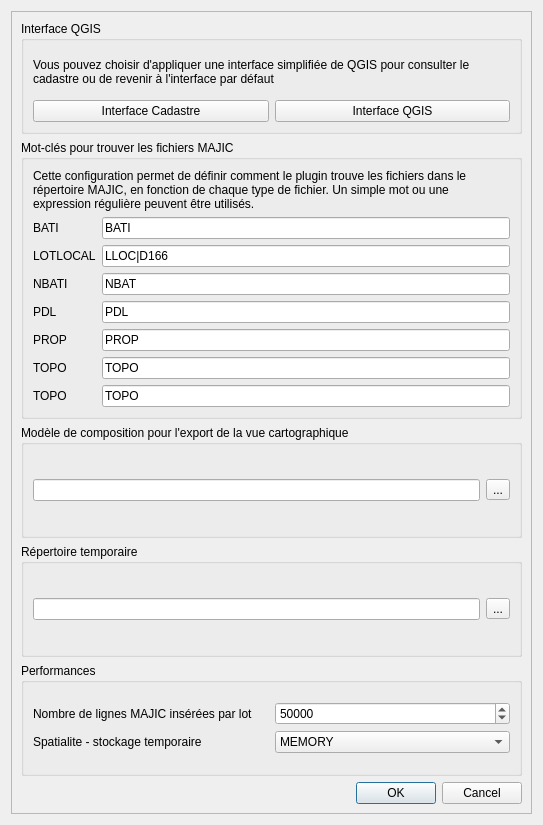
Qt form cadastre/forms/cadastre_option_form.ui (3liz/QgisCadastrePlugin) before a commit.
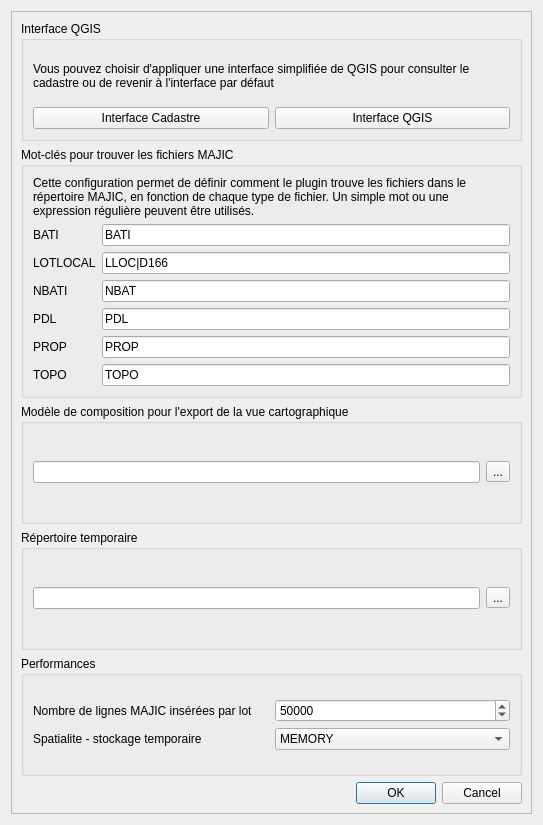
The same form after that commit.

Commit message:
drop duplicate TOPO entry in option form (#483)
one was added in 7601616 and the previous FANTOIR one was renamed to TOPO in 275d4d8

The edit to the form file:
```diff
--- a/cadastre/forms/cadastre_option_form.ui
+++ b/cadastre/forms/cadastre_option_form.ui
@@ -98,13 +98,6 @@
               </property>
              </widget>
             </item>
-            <item row="6" column="0">
-             <widget class="QLabel" name="label_10">
-              <property name="text">
-               <string>TOPO</string>
-              </property>
-             </widget>
-            </item>
             <item row="0" column="0">
              <widget class="QLabel" name="label">
               <property name="text">
@@ -147,13 +140,6 @@
               </property>
              </widget>
             </item>
-            <item row="6" column="2">
-             <widget class="QLineEdit" name="lineEdit">
-              <property name="text">
-               <string>TOPO</string>
-              </property>
-             </widget>
-            </item>
             <item row="3" column="0">
              <widget class="QLabel" name="label_4">
               <property name="text">
@@ -168,14 +154,14 @@
               </property>
              </widget>
             </item>
-            <item row="7" column="2">
+            <item row="6" column="2">
              <widget class="QLineEdit" name="inMajicTopo">
               <property name="text">
                <string>TOPO</string>
               </property>
              </widget>
             </item>
-            <item row="7" column="0">
+            <item row="6" column="0">
              <widget class="QLabel" name="label_2">
               <property name="text">
                <string>TOPO</string>
```
Left out of the diff: 1 changed line with no effect on the pictures.
